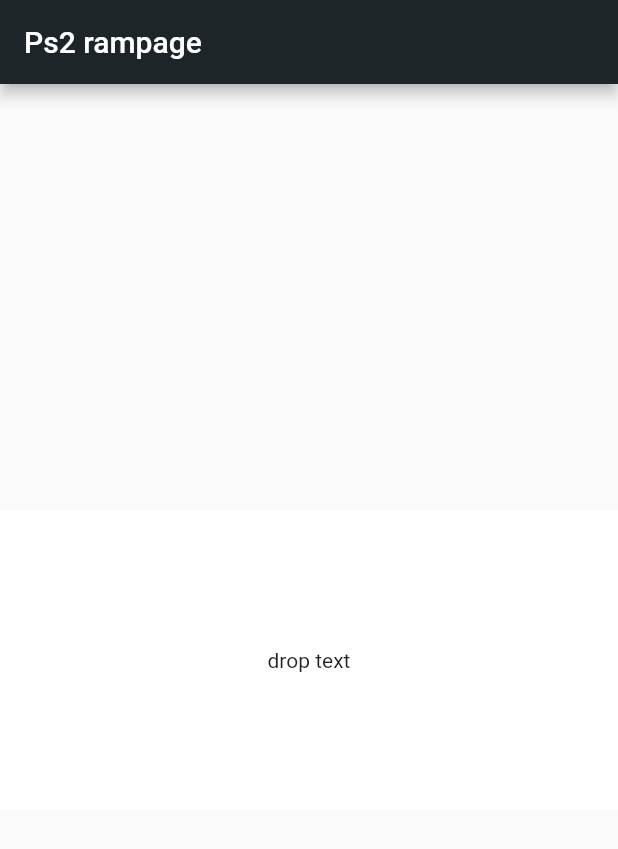
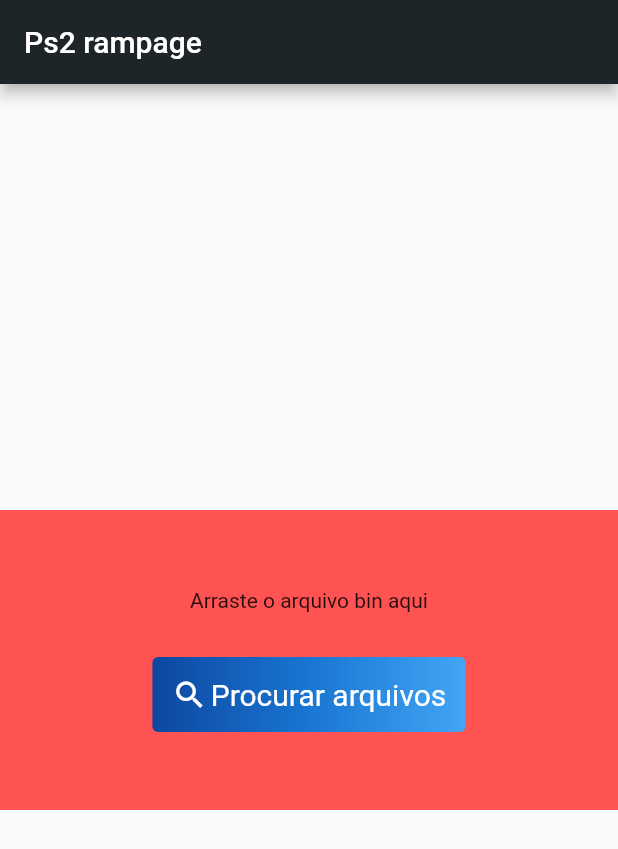
Before and after one commit to allanvobraun/ps2Rampage, a Flutter app: the screen it shows after launch, on a phone screen of 412 x 824 dp. Shown: the top 849 px of the screen. Run offline on Flutter 3.47's test engine with Material 2 defaults, Android fonts, the light colour scheme and no system bars; missing offline and left inert: desktop_drop, window_manager; statements that could not run were skipped.

Commit message:
estrutura do drag e botão

```diff
--- a/lib/ui/app.dart
+++ b/lib/ui/app.dart
@@ -5,14 +5,14 @@
   const App({Key? key}) : super(key: key);
 
   MaterialColor get primaryColor {
-    const int _1d2528PrimaryValue = 0xFF1d2528;
-    return const MaterialColor(_1d2528PrimaryValue, <int, Color>{
+    const int hexValue = 0xFF1d2528;
+    return const MaterialColor(hexValue, <int, Color>{
       50: Color(0xFFE4E5E5),
       100: Color(0xFFBBBEBF),
       200: Color(0xFF8E9294),
       300: Color(0xFF616669),
       400: Color(0xFF3F4648),
-      500: Color(_1d2528PrimaryValue),
+      500: Color(hexValue),
       600: Color(0xFF1A2124),
       700: Color(0xFF151B1E),
       800: Color(0xFF111618),
@@ -20,15 +20,15 @@
     });
   }
 
-  // 0xff1d2528
   @override
   Widget build(BuildContext context) {
     return MaterialApp(
       title: 'Ps2 Rampage',
       theme: ThemeData(
-        colorScheme: ColorScheme
+          fontFamily: 'Roboto',
+          colorScheme: ColorScheme
             .fromSwatch(primarySwatch: primaryColor)
-            .copyWith(secondary: Colors.white)
+            .copyWith(secondary: Colors.redAccent)
       ),
       home: const Home(title: 'Ps2 rampage'),
     );
--- a/lib/ui/drop_zone.dart
+++ b/lib/ui/drop_zone.dart
@@ -1,6 +1,6 @@
 import 'package:desktop_drop/desktop_drop.dart';
-import 'package:flutter/cupertino.dart';
 import 'package:flutter/material.dart';
+import 'package:ps2_rampage/ui/widgets/gradient_button.dart';
 
 class Dropzone extends StatefulWidget {
   const Dropzone({Key? key}) : super(key: key);
@@ -17,7 +17,7 @@
   String? get _filename => _filePath?.path.split("/").last;
 
   Widget get _centerText => Center(
-        child: Text(_filename ?? 'drop text'),
+        child: Text(_filename ?? 'Arraste o arquivo bin aqui'),
       );
 
   @override
@@ -38,11 +38,43 @@
           _dragging = false;
         });
       },
-      child: Container(
-        height: 200,
-        width: 700,
-        color: Theme.of(context).colorScheme.secondary,
-        child: _centerText,
+      child: AnimatedOpacity(
+        opacity: _dragging ? .8: 1,
+        duration: const Duration(microseconds: 500),
+        child: Container(
+          height: 200,
+          width: 700,
+          color: Theme.of(context).colorScheme.secondary,
+          child: Column(
+            mainAxisAlignment: MainAxisAlignment.center,
+            children: [
+              _centerText,
+              GradientButton(
+                  child: Row(
+                    mainAxisAlignment: MainAxisAlignment.center,
+                    mainAxisSize: MainAxisSize.min,
+                    children: const [
+                      Padding(
+                        padding: EdgeInsets.only(right: 2),
+                        child: Icon(
+                          Icons.search,
+                          color: Colors.white,
+                        ),
+                      ),
+                      Text('Procurar arquivos')
+                    ],
+                  ),
+                  onClick: () {})
+            ]
+                .map(
+                  (e) => Padding(
+                    padding: const EdgeInsets.all(15),
+                    child: e,
+                  ),
+                )
+                .toList(),
+          ),
+        ),
       ),
     );
   }
--- /dev/null
+++ b/lib/ui/widgets/gradient_button.dart
@@ -0,0 +1,43 @@
+import 'package:flutter/material.dart';
+
+class GradientButton extends StatelessWidget {
+  final GestureTapCallback onClick;
+  final Widget child;
+
+  const GradientButton({Key? key, required this.child, required this.onClick})
+      : super(key: key);
+
+  @override
+  Widget build(BuildContext context) {
+    return ClipRRect(
+      borderRadius: BorderRadius.circular(4),
+      child: Stack(
+        children: <Widget>[
+          Positioned.fill(
+            child: Container(
+              decoration: const BoxDecoration(
+                gradient: LinearGradient(
+                  colors: <Color>[
+                    Color(0xFF0D47A1),
+                    Color(0xFF1976D2),
+                    Color(0xFF42A5F5),
+                  ],
+                ),
+              ),
+            ),
+          ),
+          TextButton(
+            style: TextButton.styleFrom(
+              padding: const EdgeInsets.all(13.0),
+              primary: Colors.white,
+              textStyle: const TextStyle(fontSize: 20),
+
+            ),
+            onPressed: onClick,
+            child: child,
+          ),
+        ],
+      ),
+    );
+  }
+}
```
